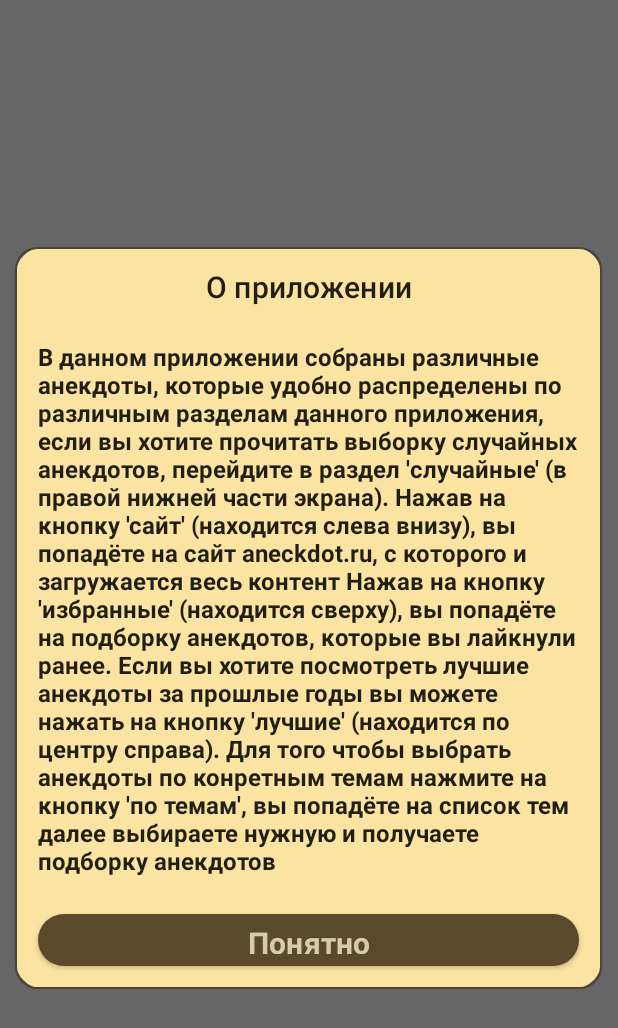
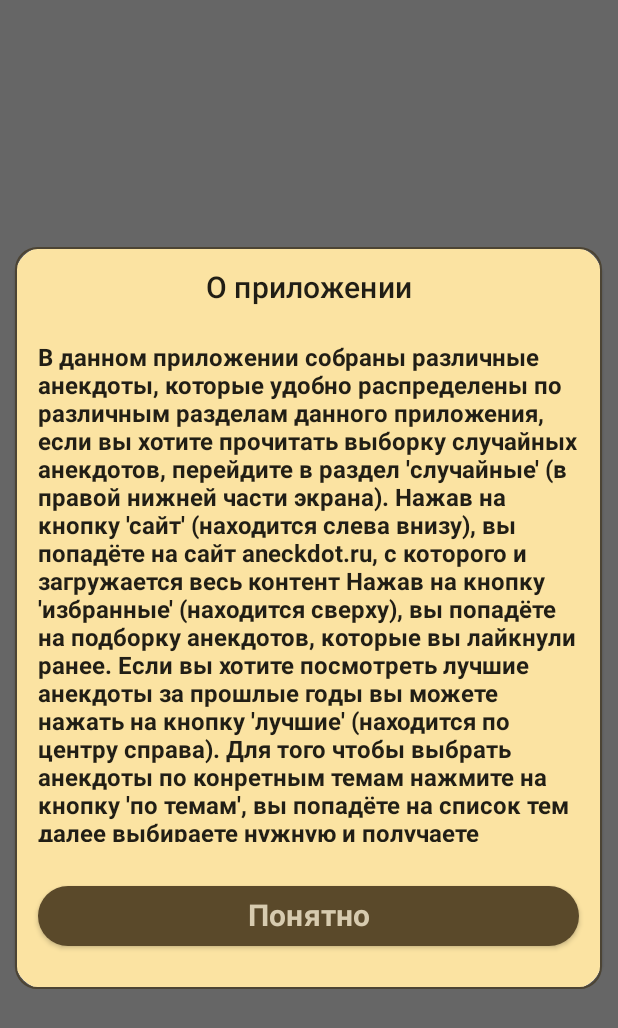
Before and after one commit to MaksimTemnDev/Aneckdots-app, an Android app built with Jetpack Compose: the composable infoDialog shown on its own in the app's theme, on a phone screen of 412 x 824 dp. Shown: the top 1028 px of the screen. Run offline under Robolectric (Android 15) with nearby library versions, the phone set to English and light mode, and no system bars.

Commit message:
infoDialog got a verticall scroll for text part

```diff
--- a/app/build.gradle
+++ b/app/build.gradle
@@ -48,6 +48,11 @@ android {
 }
 
 dependencies {
+    // Import the Compose BOM
+    implementation platform('androidx.compose:compose-bom:2023.01.00')
+
+    // Import other Compose libraries without version numbers
+    implementation 'androidx.compose.foundation:foundation'
     implementation 'androidx.test.ext:junit-ktx:1.1.5'
     testImplementation 'org.junit.jupiter:junit-jupiter'
     testImplementation 'org.junit.jupiter:junit-jupiter'
--- a/app/src/main/java/com/example/anekdots/infoDialog.kt
+++ b/app/src/main/java/com/example/anekdots/infoDialog.kt
@@ -4,6 +4,7 @@ import android.graphics.Paint.Align
 import androidx.compose.foundation.background
 import androidx.compose.foundation.border
 import androidx.compose.foundation.layout.*
+import androidx.compose.foundation.layout.Column
 import androidx.compose.foundation.rememberScrollState
 import androidx.compose.foundation.shape.CircleShape
 import androidx.compose.foundation.shape.RoundedCornerShape
@@ -31,14 +32,17 @@ fun infoDialog(onDismiss:(Boolean)->Unit){
             .fillMaxWidth(0.95f)
             .fillMaxHeight(0.6f)
             .border(1.dp, color = BrownDark, shape = RoundedCornerShape(15.dp))) {
-            Column(
-                Modifier
-                    .fillMaxWidth()
-                    .background(color = BeidgeWhite)
-                    .padding(15.dp),
+            Column(modifier =
+            Modifier
+                .fillMaxWidth()
+                .background(color = BeidgeWhite)
+                .padding(15.dp),
             verticalArrangement = Arrangement.spacedBy(25.dp), horizontalAlignment = Alignment.CenterHorizontally) {
                 Text(text = "О приложении", style = MaterialTheme.typography.h6, textAlign = TextAlign.Center)
-                Column(Modifier.fillMaxWidth().verticalScroll(rememberScrollState()), verticalArrangement = Arrangement.spacedBy(15.dp)) {
+                //I know that here should be weight, but something got wrong( thats why i use fillMaxHeight (mayby will fix in future)
+                Column(Modifier.fillMaxWidth()
+                    .fillMaxHeight(0.8f)
+                    .verticalScroll(rememberScrollState()), verticalArrangement = Arrangement.spacedBy(15.dp)) {
                     Text(text = "В данном приложении собраны различные анекдоты," +
                             " которые удобно распределены по различным разделам данного приложения," +
                             " если вы хотите прочитать выборку случайных анекдотов," +
@@ -51,7 +55,7 @@ fun infoDialog(onDismiss:(Boolean)->Unit){
                             " Для того чтобы выбрать анекдоты по конретным темам" +
                             " нажмите на кнопку 'по темам', вы попадёте на список тем" +
                             " далее выбираете нужную и получаете подборку анекдотов"
-                        , fontWeight = FontWeight.Bold)
+                        , fontWeight = FontWeight.Bold, textAlign = TextAlign.Start)
                 }
                 Row(Modifier.fillMaxWidth(), horizontalArrangement = Arrangement.spacedBy(30.dp),
                 verticalAlignment = Alignment.CenterVertically) {
```
